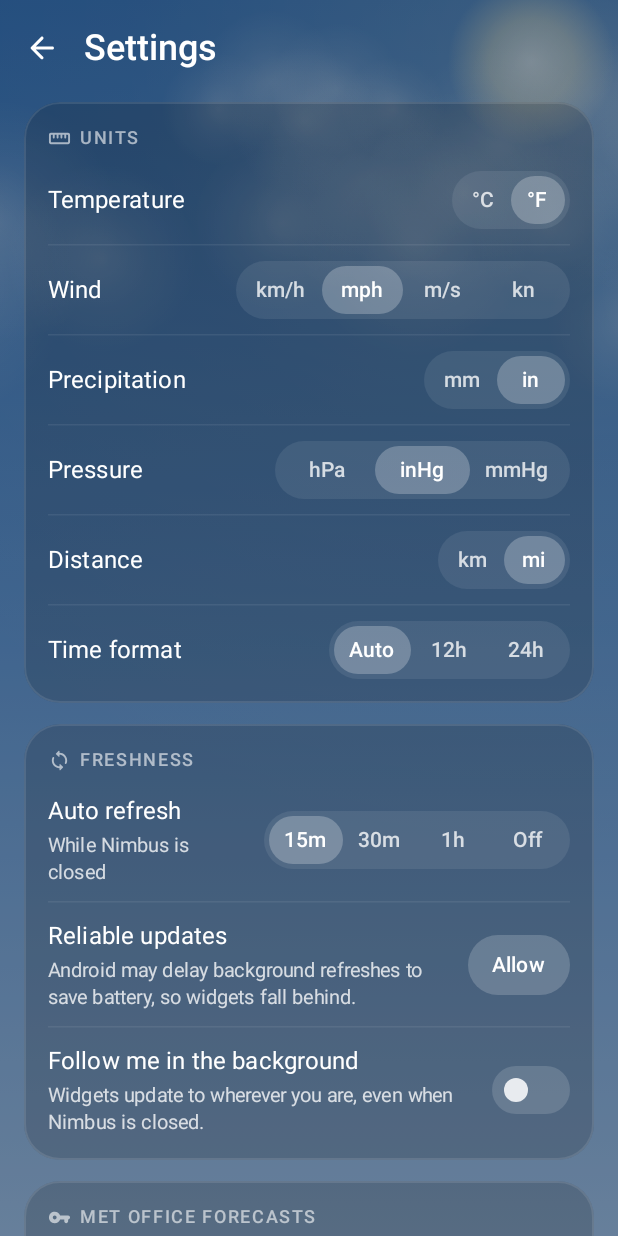
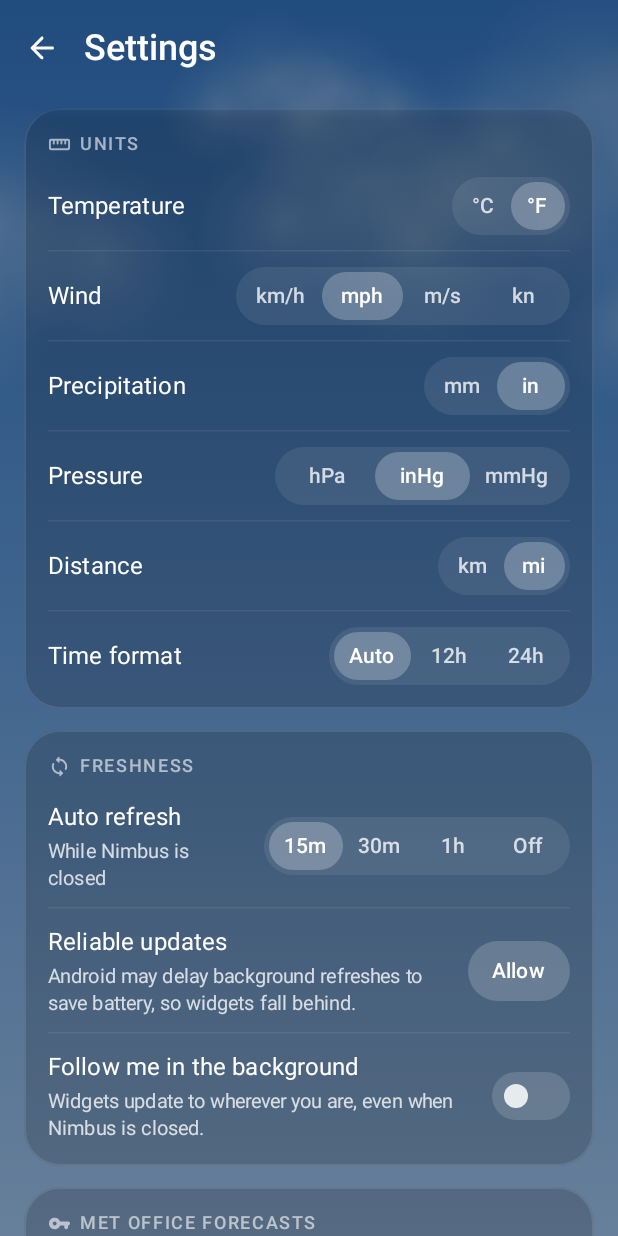
Before and after one commit to duddmeister/Weather-app, an Android app built with Jetpack Compose: the screen it shows after launch (MainActivity), after a tap on "Settings", on a phone screen of 412 x 824 dp. Run offline under Robolectric (Android 15) with nearby library versions, the phone set to English and light mode, and no system bars; pictures from the network do not load; 3 statements that could not run were skipped.

Commit message:
Calm the sky fully behind Settings, and fade the list under its title
At night, frozen stars, a shooting star caught mid-streak and the moon showed through the glass
cards like specks of dust. Stars, the sun and the moon now fade out with the rain and snow when
another screen opens, leaving the sky's colours and soft clouds. Settings also fades its list out
as it scrolls under the title instead of cutting it off.

Co-Authored-By: Claude Opus 5.5 <noreply@anthropic.com>
Claude-Session: https://claude.ai/code/session_019tKLCqHwioqC8sP2aZxRXf

```diff
--- a/app/src/main/java/io/github/duddmeister/weather/ui/settings/SettingsScreen.kt
+++ b/app/src/main/java/io/github/duddmeister/weather/ui/settings/SettingsScreen.kt
@@ -59,7 +59,12 @@ import androidx.compose.runtime.setValue
 import androidx.compose.ui.Alignment
 import androidx.compose.ui.Modifier
 import androidx.compose.ui.draw.clip
+import androidx.compose.ui.draw.drawWithContent
+import androidx.compose.ui.graphics.BlendMode
+import androidx.compose.ui.graphics.Brush
 import androidx.compose.ui.graphics.Color
+import androidx.compose.ui.graphics.CompositingStrategy
+import androidx.compose.ui.graphics.graphicsLayer
 import androidx.compose.ui.graphics.vector.ImageVector
 import androidx.compose.ui.layout.Layout
 import androidx.compose.ui.platform.LocalContext
@@ -119,7 +124,8 @@ fun SettingsScreen(
             Text("Settings", style = MaterialTheme.typography.headlineSmall, color = Color.White)
         }
         LazyColumn(
-            contentPadding = PaddingValues(start = 16.dp, end = 16.dp, top = 4.dp, bottom = WindowInsets.navigationBars.asPaddingValues().calculateBottomPadding() + 24.dp),
+            modifier = Modifier.fadeTopEdge(16.dp),
+            contentPadding = PaddingValues(start = 16.dp, end = 16.dp, top = 8.dp, bottom = WindowInsets.navigationBars.asPaddingValues().calculateBottomPadding() + 24.dp),
             verticalArrangement = Arrangement.spacedBy(14.dp),
         ) {
             item(key = "units") {
@@ -266,6 +272,14 @@ fun SettingsScreen(
 }
 
 private const val METOFFICE_DATAHUB_URL = "https://datahub.metoffice.gov.uk/"
+
+/** Content fades out as it scrolls up under the title, instead of being cut off. */
+private fun Modifier.fadeTopEdge(height: Dp) = graphicsLayer { compositingStrategy = CompositingStrategy.Offscreen }
+    .drawWithContent {
+        drawContent()
+        val fade = (height.toPx() / size.height).coerceIn(0f, 1f)
+        drawRect(Brush.verticalGradient(0f to Color.Transparent, fade to Color.Black), blendMode = BlendMode.DstIn)
+    }
 
 private val RowPadding = 16.dp
 private val Accent = Color(0xFF4F8EF7)
--- a/app/src/main/java/io/github/duddmeister/weather/ui/sky/SkyBackground.kt
+++ b/app/src/main/java/io/github/duddmeister/weather/ui/sky/SkyBackground.kt
@@ -44,8 +44,8 @@ import kotlin.random.Random
  * moon phase, drifting clouds, rain, snow, fog and lightning. Everything is drawn in one layer and
  * only the draw phase runs per frame (no recomposition). Animation pauses when the app isn't visible.
  *
- * Behind other screens ([calm]), rain, snow and lightning fade out and the sky then holds still, so
- * nothing falls across settings or lists.
+ * Behind other screens ([calm]), rain, snow, lightning, stars, the sun and the moon fade out and the
+ * sky then holds still, leaving its colours and soft clouds behind settings and lists.
  */
 @Composable
 fun SkyBackground(scene: SkyScene, animate: Boolean, calm: Boolean = false, modifier: Modifier = Modifier) {
@@ -54,15 +54,16 @@ fun SkyBackground(scene: SkyScene, animate: Boolean, calm: Boolean = false, modi
     val top by animateColorAsState(scene.palette.top, colorSpec, label = "skyTop")
     val middle by animateColorAsState(scene.palette.middle, colorSpec, label = "skyMiddle")
     val bottom by animateColorAsState(scene.palette.bottom, colorSpec, label = "skyBottom")
-    val stars by animateFloatAsState(scene.stars, floatSpec, label = "stars")
-    val sun by animateFloatAsState(scene.sun, floatSpec, label = "sun")
-    val moon by animateFloatAsState(scene.moon, floatSpec, label = "moon")
+    // Whatever would show through cards clears quickly when another screen opens, and returns
+    // gently after it closes.
+    val calmSpec = if (calm) tween<Float>(durationMillis = 400) else floatSpec
+    val stars by animateFloatAsState(if (calm) 0f else scene.stars, calmSpec, label = "stars")
+    val sun by animateFloatAsState(if (calm) 0f else scene.sun, calmSpec, label = "sun")
+    val moon by animateFloatAsState(if (calm) 0f else scene.moon, calmSpec, label = "moon")
     val clouds by animateFloatAsState(scene.clouds, floatSpec, label = "clouds")
     val darkness by animateFloatAsState(if (scene.darkClouds) 1f else 0f, floatSpec, label = "cloudDarkness")
-    // Precipitation clears quickly when another screen opens and returns gently after it closes.
-    val precipitationSpec = if (calm) tween<Float>(durationMillis = 400) else floatSpec
-    val rainState = animateFloatAsState(if (calm) 0f else scene.rain, precipitationSpec, label = "rain")
-    val snowState = animateFloatAsState(if (calm) 0f else scene.snow, precipitationSpec, label = "snow")
+    val rainState = animateFloatAsState(if (calm) 0f else scene.rain, calmSpec, label = "rain")
+    val snowState = animateFloatAsState(if (calm) 0f else scene.snow, calmSpec, label = "snow")
     val rain by rainState
     val snow by snowState
     val fog by animateFloatAsState(scene.fog, floatSpec, label = "fog")
```
